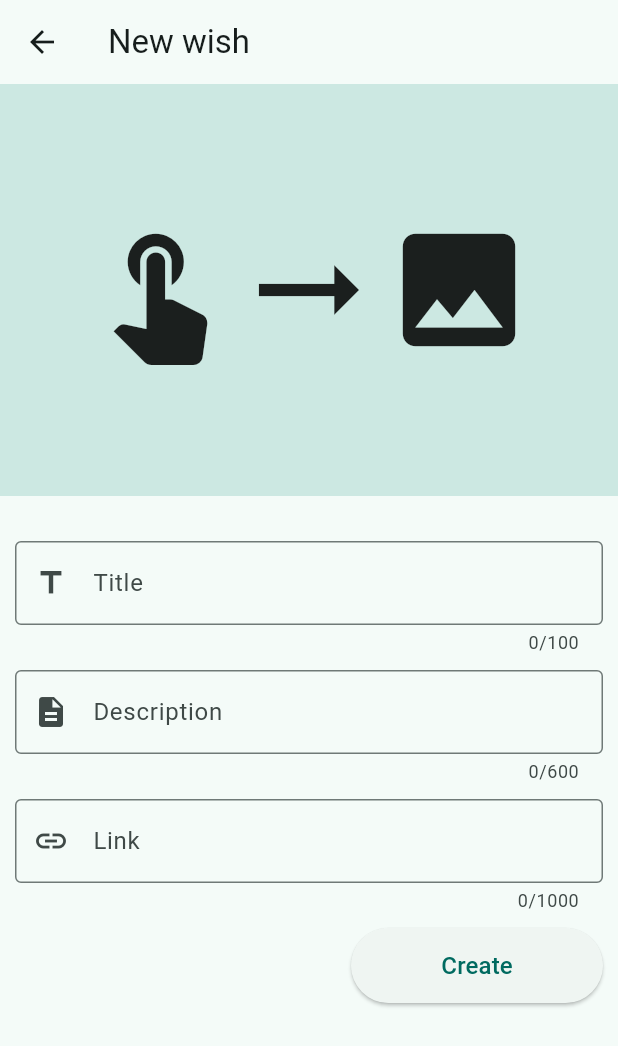
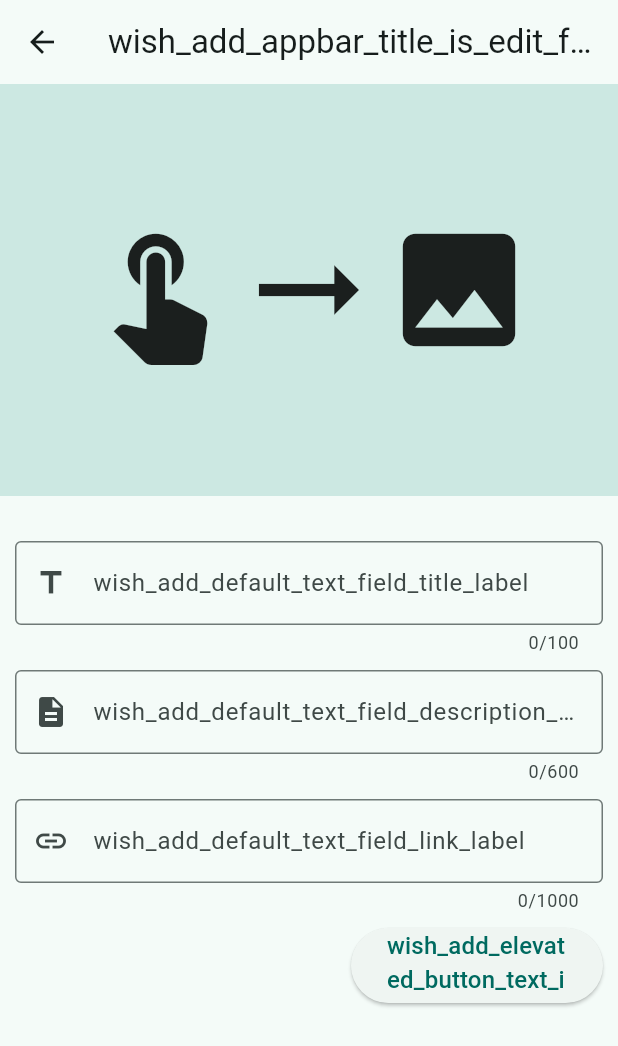
Before and after one commit to yokawaiik/wish_app, a Flutter app: the AddWishView screen opened directly, on a phone screen of 412 x 824 dp. Shown: the top 1046 px of the screen. Run offline on Flutter 3.47's test engine with Material 2 defaults, Android fonts, the phone set to English and light mode, and no system bars; our stand-ins replace connectivity_plus, flutter_dotenv, get, get_storage, image_picker, supabase_flutter; missing offline and left inert: emojis; accounts and stored records are empty; network calls fail.

Commit message:
Work on modules: settings and translations.

```diff
--- a/wish_app/lib/src/modules/global/router/router.dart
+++ b/wish_app/lib/src/modules/global/router/router.dart
@@ -7,6 +7,7 @@ import 'package:wish_app/src/modules/home/bindings/home_binding.dart';
 import 'package:wish_app/src/modules/home/views/home_view.dart';
 import 'package:wish_app/src/modules/navigator/bindings/navigator_binding.dart';
 import 'package:wish_app/src/modules/navigator/views/navigator_view.dart';
+import 'package:wish_app/src/modules/settings/views/setting_view.dart';
 import 'package:wish_app/src/modules/splash/bindings/splash_binding.dart';
 import 'package:wish_app/src/modules/splash/views/splash_view.dart';
 import 'package:wish_app/src/modules/wish/bindings/add_wish_bindings.dart';
@@ -14,6 +15,7 @@ import 'package:wish_app/src/modules/wish/views/add_wish_view.dart';
 import 'package:wish_app/src/modules/wish/views/wish_info_view.dart';
 import '../../account/bindings/account_bindings.dart';
 import '../../account/bindings/account_edit_bindings.dart';
+import '../../settings/bindings/settings_bindings.dart';
 import '../../unknown/bindings/unknown_bindings.dart';
 import '../../unknown/views/unknown_view.dart';
 import '../../wish/bindings/wish_info_bindings.dart';
@@ -41,7 +43,7 @@ final List<GetPage> getPages = [
   ),
   GetPage(
     name: HomeView.routeName,
-    page: () => HomeView(),
+    page: () => const HomeView(),
     binding: HomeBindings(),
   ),
   GetPage(
@@ -51,7 +53,7 @@ final List<GetPage> getPages = [
   ),
   GetPage(
     name: AccountEditView.routeName,
-    page: () => AccountEditView(),
+    page: () => const AccountEditView(),
     binding: AccountEditBindings(),
   ),
   GetPage(
@@ -64,12 +66,17 @@ final List<GetPage> getPages = [
     page: () => const WishInfoView(),
     binding: WishInfoBindings(),
   ),
+  GetPage(
+    name: SettingView.routeName,
+    page: () => const SettingView(),
+    binding: SettingsBindings(),
+  ),
 ];
 
 final unknownRoute = GetPage(
   name: UnknownView.routeName,
-  page: () => UnknownView(),
+  page: () => const UnknownView(),
   binding: UnknownBindings(),
 );
 
-final initialRoute = NavigatorView.routeName;
+const initialRoute = NavigatorView.routeName;
--- /dev/null
+++ b/wish_app/lib/src/modules/settings/constants/settings_constants.dart
@@ -0,0 +1,6 @@
+import 'package:flutter/widgets.dart';
+
+const settingsBox = 'SettingsBox';
+
+const selectedTheme = 'selectedTheme';
+const selectedLanguage = 'selectedLanguage';
--- /dev/null
+++ b/wish_app/lib/src/modules/settings/models/language_item.dart
@@ -0,0 +1,13 @@
+import 'package:flutter/widgets.dart';
+
+class LanguageItem {
+  int value;
+  String title;
+  Locale locale;
+
+  LanguageItem({
+    required this.value,
+    required this.title,
+    required this.locale,
+  });
+}
--- /dev/null
+++ b/wish_app/lib/src/modules/translations/constants/translations_constants.dart
@@ -0,0 +1,8 @@
+import 'dart:ui';
+
+const localeEnUS = Locale('en', 'US');
+const localeRuRU = Locale('ru', 'RU');
+
+// screens
+const wishInfo = "wish_info";
+const settings = "settings";
--- /dev/null
+++ b/wish_app/lib/src/modules/translations/languages/en_language.dart
@@ -0,0 +1,46 @@
+// import '../constants/translations_constants.dart' show wishInfo, settings;
+
+class EnLanguage {
+  Map<String, String> get language => {
+        // ? info: global translations
+        'error_title': "Error",
+        'error_it_is_not_correct_path': "It isn't correct path...",
+        'error_it_is_need_to_get_from_server': "It's need to get from server",
+        'error_the_wish_was_delete': "The wish was delete.",
+        'error_something_went_wrong': "Something went wrong.",
+        'error_when_delete_the_wish': "Error when delete the wish. Try later.",
+        'error_in_api': "Error in Api.",
+        // ? info: settings module
+        'settings_appbar_title': 'Settings',
+        'settings_language_item_system': 'System',
+        'settings_language_item_english': 'English',
+        'settings_language_item_russian': 'Russian',
+        'settings_theme_item_system': 'System',
+        'settings_theme_item_light': 'Light',
+        'settings_theme_item_dark': 'Dark',
+        // ? info: wish module
+        // ? info: utils
+        'wish_utils_check_link_field_name': 'Link',
+        'wish_utils_check_link_link_message': 'Link is wrong.',
+        // ? info: wish info screen with controller
+        'wish_info_appbar_title': 'Wish info',
+        'wish_info_icon_title_button_edit': 'Edit',
+        'wish_info_icon_title_button_delete': 'Delete',
+        // ? info: wish add screen with controller
+        'wish_add_appbar_title_is_edit_true': 'Edit wish',
+        'wish_add_appbar_title_is_edit_false': 'New wish',
+        'wish_add_default_text_field_title_label': 'Title',
+        'wish_add_default_text_field_description_label': 'Description',
+        'wish_add_default_text_field_link_label': 'Link',
+        'wish_add_elevated_button_text_is_edit_true': 'Save',
+        'wish_add_elevated_button_text_is_edit_false': 'Create',
+        // ? info: wish add controller : errors
+        'wa_e_not_a_creator': 'You are not a creator.',
+        'wa_e_wish_does_not_exist_or_was_delete':
+            'You want to edit wish but wish with this id doesn\'t exist or was delete.',
+        'wa_es_wish_not_found': 'The wish not found.',
+        'wa_e_getting_wish': 'Error getting wish.',
+        'wa_e_creating_wish': 'Error creating wish.',
+        'wa_e_updating_wish': 'Error updating wish.',
+      };
+}
--- a/wish_app/lib/src/modules/wish/controllers/add_wish_controller.dart
+++ b/wish_app/lib/src/modules/wish/controllers/add_wish_controller.dart
@@ -59,14 +59,17 @@ class AddWishController extends GetxController {
         if (!isCurrentUser) {
           // Get.offAndToNamed(HomeView.routeName);
           Get.offNamedUntil(NavigatorView.routeName, (route) => false);
-          Get.snackbar("Error", "You are not a creator");
+          // Get.snackbar("Error", "You are not a creator");
+          Get.snackbar("error_title".tr, "wa_e_not_a_creator".tr);
         }
 
         if (id == null) {
           // Get.offAndToNamed(NavigatorView.routeName);
           Get.offNamedUntil(NavigatorView.routeName, (route) => false);
-          Get.snackbar("Error",
-              "You want to edit wish but wish with this id doesn't exist or was deleted.");
+          // Get.snackbar("Error",
+          //     "You want to edit wish but wish with this id doesn't exist or was deleted.");
+          Get.snackbar(
+              "error_title".tr, "wa_e_wish_does_not_exist_or_was_delete".tr);
           return;
         }
         // get the wish
@@ -88,8 +91,11 @@ class AddWishController extends GetxController {
 
       if (gotTheWish == null)
         throw SupabaseException(
-          "Error",
-          "Not found thw wish",
+          // "Error",
+          // "Not found the wish",
+          "error_title".tr,
+          // "Not found the wish",
+          "wa_es_wish_not_found".tr,
           KindOfException.notFound,
         );
 
@@ -113,8 +119,9 @@ class AddWishController extends GetxController {
     } on SupabaseException catch (e) {
       print("AddWishController - getWIshForEdit - SupabaseException - $e");
 
-      var title = "Error";
-      var message = "Error in Api.";
+      // var title = "Error";
+      var title = "error_title".tr;
+      var message = "error_in_api".tr;
 
       if (e.kindOfException == KindOfException.notFound) {
         title = e.title;
@@ -125,7 +132,11 @@ class AddWishController extends GetxController {
       Get.offNamedUntil(NavigatorView.routeName, (route) => false);
     } catch (e) {
       print("AddWishController - getWIshForEdit - Exception - ${e}");
-      Get.snackbar("Exception", "Error get the wish.");
+      // Get.snackbar("Exception", "Error get the wish.");
+      Get.snackbar(
+        "error_title".tr,
+        "wa_e_getting_wish".tr,
+      );
       Get.offNamedUntil(NavigatorView.routeName, (route) => false);
     } finally {
       isWishLoading.value = false;
@@ -163,7 +174,11 @@ class AddWishController extends GetxController {
       Get.snackbar(e.title, e.msg);
     } catch (e) {
       print("AddWishController - addWish - Exception - ${e}");
-      Get.snackbar("Exception", "Error create wish");
+      // Get.snackbar("Exception", "Error create wish");
+      Get.snackbar(
+        "error_title".tr,
+        "wa_e_creating_wish".tr,
+      );
     } finally {
       isLoading.value = false;
     }
@@ -201,7 +216,11 @@ class AddWishController extends GetxController {
       Get.snackbar(e.title, e.msg);
     } catch (e) {
       print("AddWishController - saveWish - Exception - ${e}");
-      Get.snackbar("Exception", "Error updating wish.");
+      // Get.snackbar("Exception", "Error updating wish.");
+      Get.snackbar(
+        "error_title".tr,
+        "wa_e_updating_wish".tr,
+      );
     } finally {
       isLoading.value = false;
     }
--- a/wish_app/lib/src/modules/wish/controllers/wish_info_controller.dart
+++ b/wish_app/lib/src/modules/wish/controllers/wish_info_controller.dart
@@ -40,7 +40,9 @@ class WishInfoController extends GetxController with StateMixin<Wish> {
       final rawArgs = Get.arguments;
       // ? info: for web
       if (rawArgs == null) {
-        throw UnknownException("Error", "It isn't correct path...");
+        // throw UnknownException("Error", "It isn't correct path...");
+        throw UnknownException(
+            "error_title".tr, "error_it_is_not_correct_path".tr);
       } else if (rawArgs is WishInfoArguments) {
         _args = rawArgs;
       } else {
@@ -88,6 +90,7 @@ class WishInfoController extends GetxController with StateMixin<Wish> {
           currentWish.value = theFoundWish;
           break;
         default:
+          // throw 'It\'s need to get from server';
           throw 'It\'s need to get from server';
       }
 
@@ -96,7 +99,10 @@ class WishInfoController extends GetxController with StateMixin<Wish> {
       if (currentWish.value == null) {
         change(currentWish.value, status: RxStatus.error());
         throw SupabaseException(
-            "Error", "The wish was deleted.", KindOfException.notFound);
+          // "Error", "The wish was deleted.", KindOfException.notFound);
+          "error_title".tr, "error_the_wish_was_delete".tr,
+          KindOfException.notFound,
+        );
       }
 
       change(currentWish.value, status: RxStatus.success());
@@ -108,7 +114,8 @@ class WishInfoController extends GetxController with StateMixin<Wish> {
     } catch (e) {
       print("WishInfoController - getTheWish - e: $e");
 
-      Get.snackbar("Error", "Something went wrong.");
+      // Get.snackbar("Error", "Something went wrong.");
+      Get.snackbar("error_title".tr, "error_something_went_wrong".tr);
       await Get.offNamedUntil(NavigatorView.routeName, (route) => false);
 
       // Get.back();
@@ -161,7 +168,8 @@ class WishInfoController extends GetxController with StateMixin<Wish> {
     } catch (e) {
       print("WishInfoController - deleteTheWish - e: $e");
       // Get.offNamedUntil(NavigatorView.routeName, (route) => false);
-      Get.snackbar("Error", "Error when delete the wish. Try later.");
+      // Get.snackbar("Error", "Error when delete the wish. Try later.");
+      Get.snackbar('error_title'.tr, "error_when_delete_the_wish".tr);
     }
   }
 
--- a/wish_app/lib/src/modules/wish/utils/add_wish_validators.dart
+++ b/wish_app/lib/src/modules/wish/utils/add_wish_validators.dart
@@ -1,3 +1,5 @@
+import 'package:get/get.dart';
+
 import '../../global/utils/validators.dart';
 
 String? checkLink(
@@ -12,7 +14,8 @@ String? checkLink(
   String? linkMessage,
 }) {
   var baseCheck = baseFieldCheck(
-    "Link",
+    // 'Link',
+    'wish_utils_check_link_field_name'.tr,
     value,
     minLength: minLength,
     emptyLengthMessage: emptyLengthMessage,
@@ -21,7 +24,8 @@ String? checkLink(
     isRequired: isRequired,
   );
   if (baseCheck == null && isRequired) {
-    linkMessage ??= "Link is wrong.";
+    // linkMessage ??= "Link is wrong.";
+    linkMessage ??= "wish_utils_check_link_link_message".tr;
 
     if (validateByRegExp) {
       bool isLinkValid = Uri.tryParse(value!)?.hasAbsolutePath ?? false;
--- a/wish_app/lib/src/modules/wish/views/add_wish_view.dart
+++ b/wish_app/lib/src/modules/wish/views/add_wish_view.dart
@@ -21,7 +21,10 @@ class AddWishView extends GetView<AddWishController> {
         children: [
           Scaffold(
             appBar: AppBar(
-              title: Text(controller.isEdit.value ? "Edit wish" : "New wish"),
+              // title: Text(controller.isEdit.value ? "Edit wish" : "New wish"),
+              title: Text(controller.isEdit.value
+                  ? "wish_add_appbar_title_is_edit_true".tr
+                  : "wish_add_appbar_title_is_edit_false".tr),
             ),
             body: SingleChildScrollView(
               child: Form(
@@ -80,7 +83,8 @@ class AddWishView extends GetView<AddWishController> {
                             validator: (value) =>
                                 validators.onlyNumbersAndLettersCheck(
                               value,
-                              "Title",
+                              // "Title",
+                              "wish_add_default_text_field_title_label".tr,
                               minLength: 5,
                               isRequired: true,
                             ),
@@ -89,7 +93,9 @@ class AddWishView extends GetView<AddWishController> {
                               controller.wishForm.value.title = v;
                             },
                             maxLength: 100,
-                            labelText: "Title",
+                            // labelText: "Title",
+                            labelText:
+                                "wish_add_default_text_field_title_label".tr,
                           ),
                           SizedBox(
                             height: 10,
@@ -99,7 +105,9 @@ class AddWishView extends GetView<AddWishController> {
                               validator: (value) =>
                                   validators.onlyNumbersAndLettersCheck(
                                     value,
-                              "Description",
+                                    // "Description",
+                                    "wish_add_default_text_field_description_label"
+                                        .tr,
                                   ),
                               controller: controller.descriptionController,
                               onChanged: (v) {
@@ -108,8 +116,10 @@ class AddWishView extends GetView<AddWishController> {
                               minLines: 1,
                               maxLines: 15,
                               maxLength: 600,
-                            labelText: "Description",
-                          ),
+                              // labelText: "Description",
+                              labelText:
+                                  'wish_add_default_text_field_description_label'
+                                      .tr),
                           SizedBox(
                             height: 10,
                           ),
@@ -125,7 +135,9 @@ class AddWishView extends GetView<AddWishController> {
                             minLines: 1,
                             maxLines: 15,
                             maxLength: 1000,
-                            labelText: "Link",
+                            // labelText: "Link",
+                            labelText:
+                                "wish_add_default_text_field_link_label".tr,
                           ),
                           SizedBox(
                             height: 10,
@@ -151,8 +163,12 @@ class AddWishView extends GetView<AddWishController> {
                                           )
                                         : Text(
                                             controller.isEdit.value
-                                                ? "Save"
-                                                : "Create",
+                                                // // ? "Save"
+                                                // : "Create",
+                                                ? "wish_add_elevated_button_text_is_edit_true"
+                                                    .tr
+                                                : "wish_add_elevated_button_text_is_edit_false"
+                                                    .tr,
                                             style: TextStyle(
                                               fontSize: Theme.of(context)
                                                   .textTheme
--- a/wish_app/lib/src/modules/wish/views/wish_info_view.dart
+++ b/wish_app/lib/src/modules/wish/views/wish_info_view.dart
@@ -18,7 +18,8 @@ class WishInfoView extends GetView<WishInfoController> {
         // actions: [
         //   IconButton(onPressed: onPressed, icon: icon)
         // ],
-        title: const Text("Wish info"),
+        // title: const Text("Wish info"),
+        title: Text('wish_info_appbar_title'.tr),
       ),
       body: Obx(
         () {
@@ -102,12 +103,16 @@ class WishInfoView extends GetView<WishInfoController> {
                             IconTitleButton(
                               onPressed: () => controller.editTheWish(),
                               icon: const Icon(Icons.edit),
-                              title: const Text("Edit"),
+                              // title:  Text("Edit"),
+                              title:
+                                  Text("wish_info_icon_title_button_edit".tr),
                             ),
                             IconTitleButton(
                               onPressed: () => controller.deleteTheWish(),
                               icon: const Icon(Icons.delete),
-                              title: const Text("Delete"),
+                              // title:  Text("Delete"),
+                              title:
+                                  Text("wish_info_icon_title_button_delete".tr),
                             ),
                             // IconTitleButton(
                             //   onPressed: () => controller.shareTheWish(),
@@ -126,11 +131,6 @@ class WishInfoView extends GetView<WishInfoController> {
                 shrinkWrap: true,
                 physics: NeverScrollableScrollPhysics(),
                 children: [
-                  // ListTile(
-                  //   // leading: Text("Title"),
-                  //   leading: Icon(Icons.title),
-                  //   title: Text(currentWish.title),
-                  // ),
                   if (isLoading)
                     ListTile(
                         // leading: Text("Description"),
--- a/wish_app/lib/src/wish_app.dart
+++ b/wish_app/lib/src/wish_app.dart
@@ -3,6 +3,9 @@ import 'package:get/get.dart';
 import 'package:wish_app/src/modules/global/theme/theme_wish_app.dart'
     as theme_wish_app;
 import './modules/global/router/router.dart' as router;
+
+import './modules/settings/utils/initial_settings_utils.dart'
+    show setInitialLocale, setInitialTheme;
 
 class WishApp extends StatelessWidget {
   const WishApp({Key? key}) : super(key: key);
@@ -12,9 +15,11 @@ class WishApp extends StatelessWidget {
     return GetMaterialApp(
       theme: theme_wish_app.theme,
       darkTheme: theme_wish_app.darkTheme,
+      themeMode: setInitialTheme(),
       getPages: router.getPages,
       initialRoute: router.initialRoute,
       unknownRoute: router.unknownRoute,
+      locale: setInitialLocale(),
     );
   }
 }
--- a/wish_app/pubspec.yaml
+++ b/wish_app/pubspec.yaml
@@ -19,6 +19,7 @@ dependencies:
   connectivity_plus: ^2.3.5
   emojis: ^0.9.9
   flutter_staggered_grid_view: ^0.6.1
+  get_storage: ^2.0.3
 
 dev_dependencies:
   flutter_test:
```
Also changed, not shown: wish_app/lib/src/modules/settings/bindings/settings_bindings.dart (added, +9 -0 lines), wish_app/lib/src/modules/settings/constants/settings_option_lists_constants.dart (added, +52 -0 lines), wish_app/lib/src/modules/settings/controllers/settings_controller.dart (added, +83 -0 lines), wish_app/lib/src/modules/settings/models/theme_item.dart (added, +15 -0 lines), wish_app/lib/src/modules/settings/utils/initial_settings_utils.dart (added, +43 -0 lines), wish_app/lib/src/modules/settings/views/setting_view.dart (added, +74 -0 lines), wish_app/lib/src/modules/translations/wish_app_translations.dart (added, +13 -0 lines), wish_app/pubspec.lock, 1 other file. Lines whose indentation alone changed are shown as unchanged.
